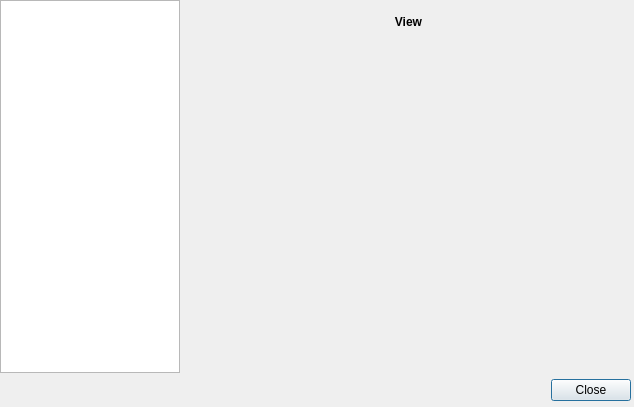
This is ui/themes.ui in gitter-badger/simplechatclient as Qt 5 draws it before an edit. The edited form follows.
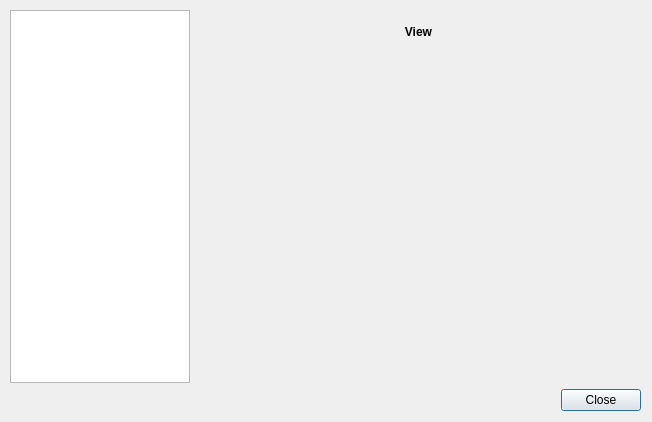
This is the edited form.

What changed in the file:
```diff
--- a/ui/themes.ui
+++ b/ui/themes.ui
@@ -6,20 +6,20 @@
    <rect>
     <x>0</x>
     <y>0</y>
-    <width>634</width>
-    <height>407</height>
+    <width>652</width>
+    <height>422</height>
    </rect>
   </property>
   <property name="minimumSize">
    <size>
-    <width>634</width>
-    <height>407</height>
+    <width>652</width>
+    <height>422</height>
    </size>
   </property>
   <property name="maximumSize">
    <size>
-    <width>634</width>
-    <height>407</height>
+    <width>652</width>
+    <height>422</height>
    </size>
   </property>
   <property name="windowTitle">
@@ -28,8 +28,8 @@
   <widget class="QWidget" name="verticalLayoutWidget">
    <property name="geometry">
     <rect>
-     <x>0</x>
-     <y>0</y>
+     <x>10</x>
+     <y>10</y>
      <width>631</width>
      <height>401</height>
     </rect>
```
